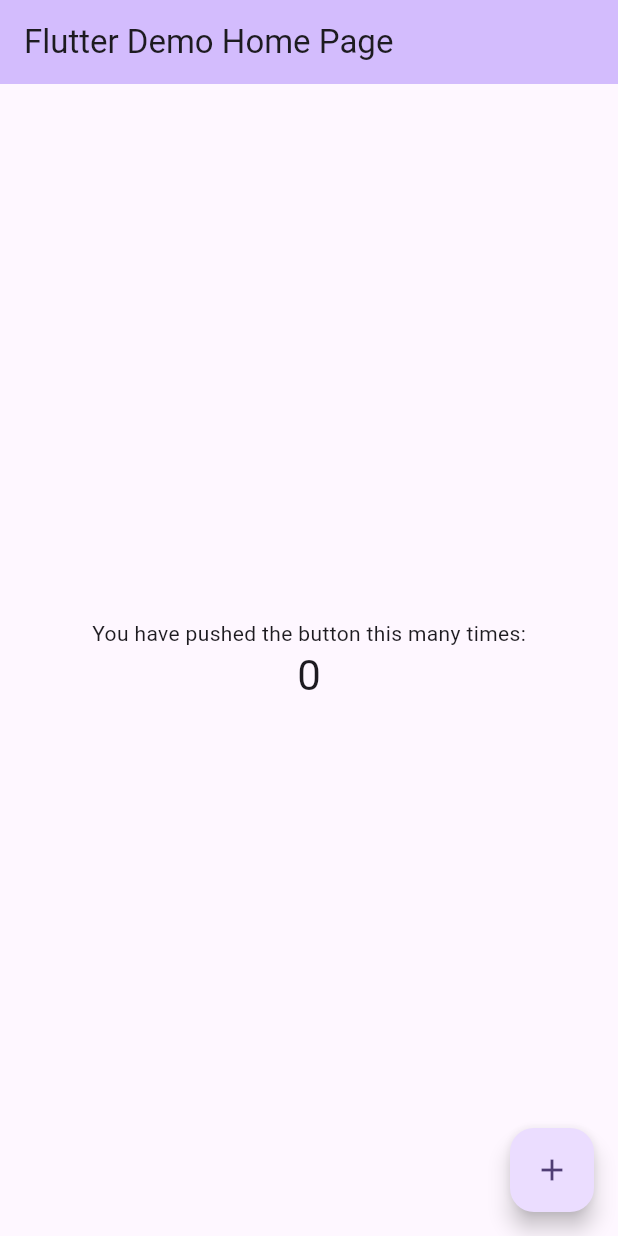
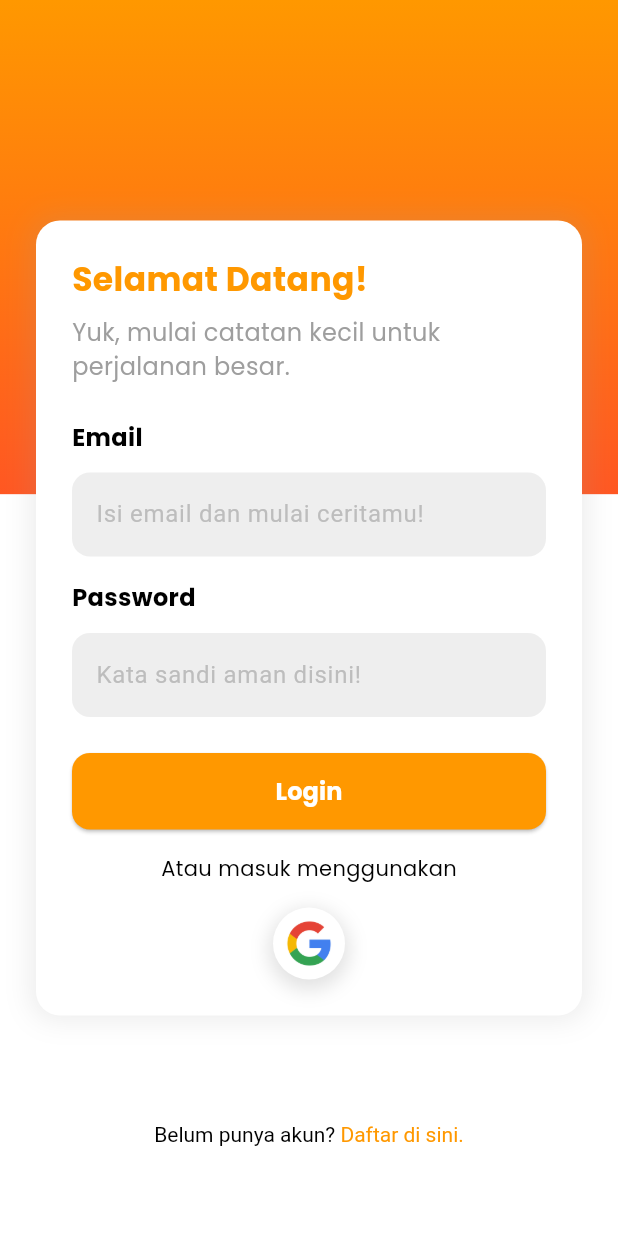
Before and after one commit to LouisFernando1204/jourx-frontend, a Flutter app: the screen it shows after launch, on a phone screen of 412 x 824 dp. Run offline on Flutter 3.47's test engine with Material 3 defaults, Android fonts, the phone set to English and light mode, and no system bars; our stand-ins replace equatable, google_fonts.

Commit message:
done login page

```diff
--- a/lib/data/network/network_api_services.dart
+++ b/lib/data/network/network_api_services.dart
@@ -5,7 +5,7 @@ import 'dart:io';
 import 'package:jourx/data/network/base_api_services.dart';
 import 'package:jourx/shared/shared.dart';
 import 'package:http/http.dart' as http;
-import 'package:jourx/app_exception.dart';
+import 'package:jourx/data/app_exception.dart';
 
 class NetworkApiServices implements BaseApiServices {
   @override
--- a/lib/main.dart
+++ b/lib/main.dart
@@ -1,125 +1,26 @@
 import 'package:flutter/material.dart';
+import 'package:jourx/view/pages/pages.dart'; // Pastikan Anda mengganti path ini ke lokasi sebenarnya dari PricePage
 
-void main() {
+void main() async {
+  print("Starting app...");
+  // await dotenv.load(fileName: ".env");
   runApp(const MyApp());
 }
 
 class MyApp extends StatelessWidget {
   const MyApp({super.key});
 
-  // This widget is the root of your application.
   @override
   Widget build(BuildContext context) {
     return MaterialApp(
-      title: 'Flutter Demo',
+      title: 'Pricing App',
+      debugShowCheckedModeBanner:
+          false,
       theme: ThemeData(
-        // This is the theme of your application.
-        //
-        // TRY THIS: Try running your application with "flutter run". You'll see
-        // the application has a purple toolbar. Then, without quitting the app,
-        // try changing the seedColor in the colorScheme below to Colors.green
-        // and then invoke "hot reload" (save your changes or press the "hot
-        // reload" button in a Flutter-supported IDE, or press "r" if you used
-        // the command line to start the app).
-        //
-        // Notice that the counter didn't reset back to zero; the application
-        // state is not lost during the reload. To reset the state, use hot
-        // restart instead.
-        //
-        // This works for code too, not just values: Most code changes can be
-        // tested with just a hot reload.
         colorScheme: ColorScheme.fromSeed(seedColor: Colors.deepPurple),
         useMaterial3: true,
       ),
-      home: const MyHomePage(title: 'Flutter Demo Home Page'),
+      home: const LoginPage(), // Mengganti halaman utama menjadi PricePage
     );
   }
 }
-
-class MyHomePage extends StatefulWidget {
-  const MyHomePage({super.key, required this.title});
-
-  // This widget is the home page of your application. It is stateful, meaning
-  // that it has a State object (defined below) that contains fields that affect
-  // how it looks.
-
-  // This class is the configuration for the state. It holds the values (in this
-  // case the title) provided by the parent (in this case the App widget) and
-  // used by the build method of the State. Fields in a Widget subclass are
-  // always marked "final".
-
-  final String title;
-
-  @override
-  State<MyHomePage> createState() => _MyHomePageState();
-}
-
-class _MyHomePageState extends State<MyHomePage> {
-  int _counter = 0;
-
-  void _incrementCounter() {
-    setState(() {
-      // This call to setState tells the Flutter framework that something has
-      // changed in this State, which causes it to rerun the build method below
-      // so that the display can reflect the updated values. If we changed
-      // _counter without calling setState(), then the build method would not be
-      // called again, and so nothing would appear to happen.
-      _counter++;
-    });
-  }
-
-  @override
-  Widget build(BuildContext context) {
-    // This method is rerun every time setState is called, for instance as done
-    // by the _incrementCounter method above.
-    //
-    // The Flutter framework has been optimized to make rerunning build methods
-    // fast, so that you can just rebuild anything that needs updating rather
-    // than having to individually change instances of widgets.
-    return Scaffold(
-      appBar: AppBar(
-        // TRY THIS: Try changing the color here to a specific color (to
-        // Colors.amber, perhaps?) and trigger a hot reload to see the AppBar
-        // change color while the other colors stay the same.
-        backgroundColor: Theme.of(context).colorScheme.inversePrimary,
-        // Here we take the value from the MyHomePage object that was created by
-        // the App.build method, and use it to set our appbar title.
-        title: Text(widget.title),
-      ),
-      body: Center(
-        // Center is a layout widget. It takes a single child and positions it
-        // in the middle of the parent.
-        child: Column(
-          // Column is also a layout widget. It takes a list of children and
-          // arranges them vertically. By default, it sizes itself to fit its
-          // children horizontally, and tries to be as tall as its parent.
-          //
-          // Column has various properties to control how it sizes itself and
-          // how it positions its children. Here we use mainAxisAlignment to
-          // center the children vertically; the main axis here is the vertical
-          // axis because Columns are vertical (the cross axis would be
-          // horizontal).
-          //
-          // TRY THIS: Invoke "debug painting" (choose the "Toggle Debug Paint"
-          // action in the IDE, or press "p" in the console), to see the
-          // wireframe for each widget.
-          mainAxisAlignment: MainAxisAlignment.center,
-          children: <Widget>[
-            const Text(
-              'You have pushed the button this many times:',
-            ),
-            Text(
-              '$_counter',
-              style: Theme.of(context).textTheme.headlineMedium,
-            ),
-          ],
-        ),
-      ),
-      floatingActionButton: FloatingActionButton(
-        onPressed: _incrementCounter,
-        tooltip: 'Increment',
-        child: const Icon(Icons.add),
-      ), // This trailing comma makes auto-formatting nicer for build methods.
-    );
-  }
-}
--- /dev/null
+++ b/lib/view/pages/login_page.dart
@@ -0,0 +1,247 @@
+part of 'pages.dart';
+
+class LoginPage extends StatefulWidget {
+  const LoginPage({super.key});
+
+  @override
+  State<LoginPage> createState() => _LoginPageState();
+}
+
+class _LoginPageState extends State<LoginPage> {
+  LoginViewmodel loginViewmodel = LoginViewmodel();
+
+  final TextEditingController emailController = TextEditingController();
+  final TextEditingController passwordController = TextEditingController();
+
+  @override
+  void initState() {
+    super.initState();
+  }
+
+  @override
+  Widget build(BuildContext context) {
+    return Scaffold(
+      resizeToAvoidBottomInset: true,
+      body: ChangeNotifierProvider<LoginViewmodel>(
+        create: (_) => loginViewmodel,
+        child: Stack(
+          children: [
+            Container(
+              height: MediaQuery.of(context).size.height * 0.4,
+              decoration: const BoxDecoration(
+                gradient: LinearGradient(
+                  colors: [Colors.orange, Colors.deepOrange],
+                  begin: Alignment.topCenter,
+                  end: Alignment.bottomCenter,
+                ),
+              ),
+            ),
+            Align(
+              alignment: Alignment.bottomCenter,
+              child: Container(
+                height: MediaQuery.of(context).size.height * 0.6,
+                color: Colors.white,
+              ),
+            ),
+            Center(
+              child: Padding(
+                padding: const EdgeInsets.symmetric(horizontal: 24.0),
+                child: Container(
+                  padding: const EdgeInsets.all(24.0),
+                  decoration: BoxDecoration(
+                    color: Colors.white,
+                    borderRadius: BorderRadius.circular(16.0),
+                    boxShadow: [
+                      BoxShadow(
+                        color: Colors.grey.withOpacity(0.2),
+                        blurRadius: 15,
+                        spreadRadius: 3,
+                      ),
+                    ],
+                  ),
+                  child: Column(
+                    mainAxisSize: MainAxisSize.min,
+                    crossAxisAlignment: CrossAxisAlignment.start,
+                    children: [
+                      Text(
+                        "Selamat Datang!",
+                        style: GoogleFonts.poppins(
+                            fontWeight: FontWeight.bold,
+                            fontSize: 22,
+                            color: Colors.orange),
+                      ),
+                      const SizedBox(height: 8.0),
+                      Text(
+                        "Yuk, mulai catatan kecil untuk perjalanan besar.",
+                        style: GoogleFonts.poppins(
+                            fontWeight: FontWeight.normal,
+                            fontSize: 16,
+                            color: Colors.grey),
+                      ),
+                      const SizedBox(height: 24.0),
+                      Text(
+                        "Email",
+                        style: GoogleFonts.poppins(
+                            fontWeight: FontWeight.bold,
+                            fontSize: 16,
+                            color: Colors.black),
+                      ),
+                      const SizedBox(height: 12.0),
+                      Container(
+                        decoration: BoxDecoration(
+                          color: Colors.grey[200],
+                          borderRadius: BorderRadius.circular(12.0),
+                        ),
+                        child: TextField(
+                          controller: emailController,
+                          decoration: InputDecoration(
+                            hintText: 'Isi email dan mulai ceritamu!',
+                            hintStyle: TextStyle(color: Colors.grey[400]),
+                            border: InputBorder.none,
+                            contentPadding: EdgeInsets.all(16.0),
+                          ),
+                        ),
+                      ),
+                      const SizedBox(height: 16.0),
+                      Text(
+                        "Password",
+                        style: GoogleFonts.poppins(
+                            fontWeight: FontWeight.bold,
+                            fontSize: 16,
+                            color: Colors.black),
+                      ),
+                      const SizedBox(height: 12.0),
+                      Container(
+                        decoration: BoxDecoration(
+                          color: Colors.grey[200],
+                          borderRadius: BorderRadius.circular(12.0),
+                        ),
+                        child: TextField(
+                          obscureText: true,
+                          controller: passwordController,
+                          decoration: InputDecoration(
+                            hintText: 'Kata sandi aman disini!',
+                            hintStyle: TextStyle(color: Colors.grey[400]),
+                            border: InputBorder.none,
+                            contentPadding: EdgeInsets.all(16.0),
+                          ),
+                        ),
+                      ),
+                      const SizedBox(height: 24.0),
+                      SizedBox(
+                        width: double.infinity,
+                        child: ElevatedButton(
+                          style: ElevatedButton.styleFrom(
+                            backgroundColor: Colors.orange,
+                            padding: const EdgeInsets.symmetric(vertical: 14.0),
+                            shape: RoundedRectangleBorder(
+                              borderRadius: BorderRadius.circular(12.0),
+                            ),
+                          ),
+                          onPressed: () {
+                            if (emailController.text.isNotEmpty &&
+                                passwordController.text.isNotEmpty) {
+                              loginViewmodel.loginWithoutGmail(
+                                  emailController.toString(),
+                                  passwordController.toString());
+                            } else {
+                              ScaffoldMessenger.of(context).showSnackBar(
+                                const SnackBar(
+                                  content: Text(
+                                      'Email atau password tidak boleh kosong!'),
+                                  backgroundColor: Colors
+                                      .red,
+                                ),
+                              );
+                            }
+                          },
+                          child: Text(
+                            'Login',
+                            style: GoogleFonts.poppins(
+                                fontWeight: FontWeight.bold,
+                                fontSize: 16.0,
+                                color: Colors.white),
+                          ),
+                        ),
+                      ),
+                      const SizedBox(height: 16.0),
+                      Center(
+                        child: Text(
+                          "Atau masuk menggunakan",
+                          style: GoogleFonts.poppins(
+                              fontWeight: FontWeight.normal,
+                              fontSize: 14.0,
+                              color: Colors.black),
+                        ),
+                      ),
+                      const SizedBox(height: 16.0),
+                      Center(
+                        child: GestureDetector(
+                          onTap: () {
+                            loginViewmodel.loginWithGmail();
+                          },
+                          child: Container(
+                            decoration: BoxDecoration(
+                              shape: BoxShape.circle,
+                              color: Colors.white,
+                              boxShadow: [
+                                BoxShadow(
+                                  color: Colors.grey.withOpacity(0.3),
+                                  blurRadius: 10.0,
+                                  spreadRadius: 3.0,
+                                  offset: Offset(0, 4),
+                                ),
+                              ],
+                            ),
+                            child: ClipOval(
+                              child: Image.asset(
+                                'assets/images/google_icon.png',
+                                width: 48.0,
+                                height: 48.0,
+                                fit: BoxFit.cover,
+                              ),
+                            ),
+                          ),
+                        ),
+                      ),
+                    ],
+                  ),
+                ),
+              ),
+            ),
+            Positioned(
+              bottom: 60,
+              left: 0,
+              right: 0,
+              child: Center(
+                child: GestureDetector(
+                  onTap: () {
+                    // Add your registration logic here
+                  },
+                  child: RichText(
+                    text: TextSpan(
+                      style: GoogleFonts.poppins(
+                          fontWeight: FontWeight.normal,
+                          fontSize: 14,
+                          color: Colors.black), // Default color
+                      children: <TextSpan>[
+                        TextSpan(
+                          text: "Belum punya akun? ",
+                          style: TextStyle(color: Colors.black),
+                        ),
+                        TextSpan(
+                          text: "Daftar di sini.",
+                          style: TextStyle(color: Colors.orange),
+                        ),
+                      ],
+                    ),
+                  ),
+                ),
+              ),
+            ),
+          ],
+        ),
+      ),
+    );
+  }
+}
--- /dev/null
+++ b/lib/view/pages/pages.dart
@@ -0,0 +1,9 @@
+import 'dart:math';
+
+import 'package:flutter/material.dart';
+import 'package:provider/provider.dart';
+import 'package:jourx/view_model/login_viewmodel.dart';
+import 'package:google_fonts/google_fonts.dart';
+
+part 'login_page.dart';
+part 'register_page.dart';
--- /dev/null
+++ b/lib/view/pages/register_page.dart
@@ -0,0 +1 @@
+part of 'pages.dart';
--- /dev/null
+++ b/lib/view_model/login_viewmodel.dart
@@ -0,0 +1,13 @@
+import 'package:flutter/material.dart';
+import 'package:jourx/repository/repository.dart';
+
+class LoginViewmodel with ChangeNotifier {
+  final _repo = Repository();
+
+  Future<dynamic> registerAccount(String username, String email,
+      String password, String ttl, String gender) async {}
+
+  Future<dynamic> loginWithoutGmail(String email, String password) async {}
+
+  Future<dynamic> loginWithGmail() async {}
+}
```
Also changed, not shown: pubspec.yaml (+5 -11 lines), assets/fonts/Poppins-Bold.ttf (added), assets/fonts/Poppins-Light.ttf (added), assets/fonts/Poppins-Medium.ttf (added), assets/fonts/Poppins-Regular.ttf (added), assets/fonts/Poppins-SemiBold.ttf (added), assets/images/google_icon.png (added), lib/data/app_exception.dart (renamed from lib/app_exception.dart), lib/view/login_page.dart (deleted), lib/view/register_page.dart (deleted), lib/view_model/view_model.dart (deleted), pubspec.lock, 1 other file.
